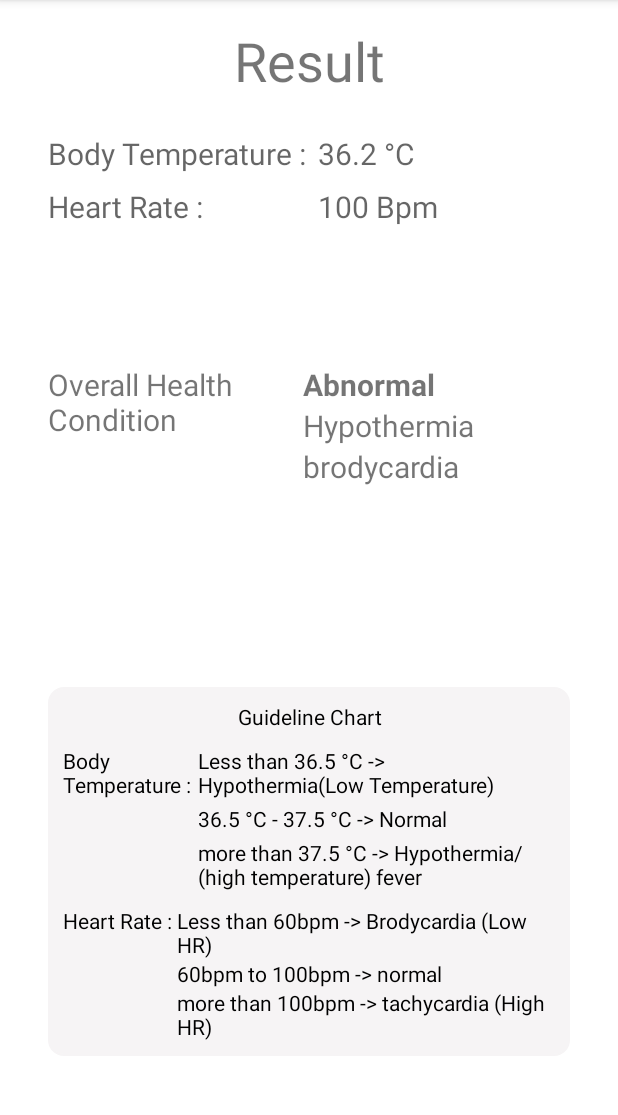
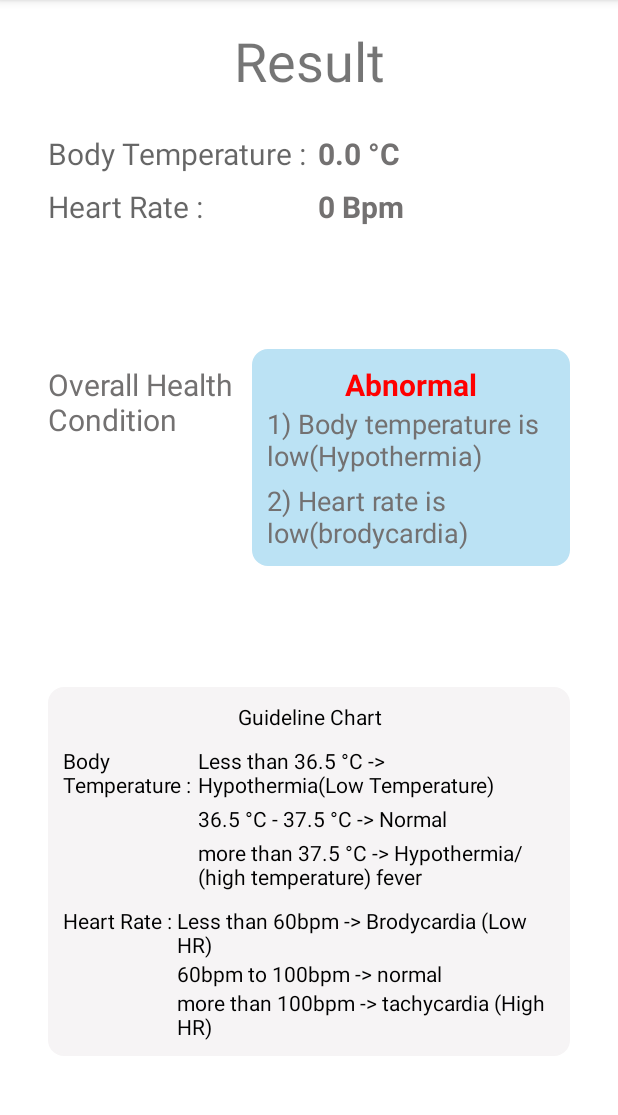
Before and after one commit to bomohit/Ben-Temperature, an Android app: the HealthStatusActivity screen opened directly, with no data from a screen before it, on a phone screen of 412 x 824 dp, the part 84-1199 px from its top. Run offline under Robolectric (Android 15) with nearby library versions, the phone set to English and light mode, and no system bars; 2 statements that could not run were skipped.

Commit message:
new update

```diff
--- a/app/build.gradle
+++ b/app/build.gradle
@@ -41,8 +41,10 @@ dependencies {
     implementation 'androidx.appcompat:appcompat:1.2.0'
     implementation 'com.google.android.material:material:1.3.0'
     implementation 'androidx.constraintlayout:constraintlayout:2.0.4'
+
     implementation 'androidx.navigation:navigation-fragment-ktx:2.3.3'
     implementation 'androidx.navigation:navigation-ui-ktx:2.3.3'
+
     implementation 'androidx.legacy:legacy-support-v4:1.0.0'
     testImplementation 'junit:junit:4.+'
     androidTestImplementation 'androidx.test.ext:junit:1.1.2'
@@ -56,8 +58,10 @@ dependencies {
     // Room Component
     implementation "androidx.room:room-runtime:$room_version"
     kapt "androidx.room:room-compiler:$room_version"
+
     // optional - Kotlin Extensions and Coroutines support for Room
     implementation "androidx.room:room-ktx:$room_version"
+
     // optional - Test helpers
     testImplementation "androidx.room:room-testing:$room_version"
 
@@ -68,7 +72,6 @@ dependencies {
     implementation 'com.github.kibotu:Heart-Rate-Ometer:-SNAPSHOT'
 
     // IO Component
-
     implementation 'io.reactivex.rxjava2:rxandroid:2.0.1'
     implementation 'io.reactivex.rxjava2:rxjava:2.1.7'
 }
--- a/app/src/main/java/com/bit/temperatureapps/HealthStatusActivity.kt
+++ b/app/src/main/java/com/bit/temperatureapps/HealthStatusActivity.kt
@@ -2,6 +2,7 @@ package com.bit.temperatureapps
 
 import android.annotation.SuppressLint
 import android.content.Intent
+import android.graphics.Color
 import android.os.Bundle
 import android.widget.TextView
 import androidx.appcompat.app.AppCompatActivity
@@ -15,6 +16,10 @@ class HealthStatusActivity: AppCompatActivity() {
 
         val bpm = intent.getStringExtra("bpm").toString().toInt()
         val temperature = intent.getStringExtra("temperature").toString().toDouble()
+
+        findViewById<TextView>(R.id.stat_temperature).text = "$temperature °C"
+        findViewById<TextView>(R.id.stat_bpm).text = "$bpm Bpm"
+
         val con1: TextView = findViewById(R.id.stat_conditon1)
         val con2: TextView = findViewById(R.id.stat_condition2)
         var condition: TextView = findViewById(R.id.stat_condition)
@@ -24,29 +29,31 @@ class HealthStatusActivity: AppCompatActivity() {
 
         // check temperature
         if (temperature < 36.5) {
-            condition1 = "Hypothermia"
+            condition1 = "1) Body temperature is low(Hypothermia)"
         } else if (temperature > 37.5) {
-            condition1 = "Fever"
+            condition1 = "1) Body temperature is high(Fever)"
         } else {
-            condition1 = "Body temperature is normal"
+            condition1 = "1) Body temperature is normal"
         }
 
         // check bpm
         if (bpm < 60) {
-            condition2 = "brodycardia"
+            condition2 = "2) Heart rate is low(brodycardia)"
         } else if (bpm > 100) {
-            condition2 = "tachycardia"
+            condition2 = "2) Heart rate is high(tachycardia)"
         } else {
-            condition2 = "Heart rate is Normal"
+            condition2 = "2) Heart rate is normal"
         }
 
         con1.text = condition1
         con2.text = condition2
 
-        if (condition1 == "Body temperature is normal" && condition2 == "Heart rate is Normal") {
-            condition.text = condition1
+        if (condition1 == "Body temperature is normal" && condition2 == "Heart rate is normal") {
+            condition.text = "Normal"
+            condition.setTextColor(Color.GREEN)
         } else {
             condition.text = "Abnormal"
+            condition.setTextColor(Color.RED)
         }
 
     }
--- a/app/src/main/java/com/bit/temperatureapps/HeartFragment.kt
+++ b/app/src/main/java/com/bit/temperatureapps/HeartFragment.kt
@@ -16,6 +16,7 @@ import android.widget.TextView
 import androidx.core.app.ActivityCompat
 import androidx.core.content.ContextCompat
 import androidx.fragment.app.Fragment
+import androidx.lifecycle.ViewModelProvider
 import com.bit.temperatureapps.data.User
 import com.bit.temperatureapps.data.UserViewModel
 import io.reactivex.disposables.CompositeDisposable
@@ -42,6 +43,7 @@ class HeartFragment : Fragment() {
         // Inflate the layout for this fragment
         val root = inflater.inflate(R.layout.fragment_heart, container, false)
 
+        mUserViewModel = ViewModelProvider(this).get(UserViewModel::class.java)
 
         return root
 
@@ -98,8 +100,8 @@ class HeartFragment : Fragment() {
                         val formatted = current.format(formatter)
 
                         temperature = arguments?.getString("temperature").toString()
-                        val user = User(0, formatted, temperature.toString(), heartBeat.toString())
-//                        mUserViewModel.addUser(user)
+                        val user = User(0, formatted, temperature!!, heartBeat.toString())
+                        mUserViewModel.addUser(user)
 
                         val intent = Intent(requireContext(), HealthStatusActivity::class.java)
                         intent.putExtra("bpm", heartBeat.toString())
--- a/app/src/main/java/com/bit/temperatureapps/ScanFragment.kt
+++ b/app/src/main/java/com/bit/temperatureapps/ScanFragment.kt
@@ -51,6 +51,7 @@ class ScanFragment : Fragment(), SerialInputOutputManager.Listener {
 //        }
 
         view.findViewById<Button>(R.id.buttonNext).setOnClickListener {
+//            val bundle = bundleOf("temperature" to "36.7")
             val bundle = bundleOf("temperature" to temperatureTaken.toString())
             findNavController().navigate(R.id.action_ScanFragment_to_HeartFragment, bundle)
         }
--- a/app/src/main/java/com/bit/temperatureapps/data/UserDao.kt
+++ b/app/src/main/java/com/bit/temperatureapps/data/UserDao.kt
@@ -10,7 +10,7 @@ import androidx.room.Query
 interface UserDao {
     // Contains the methods used for accessing the database
     @Insert(onConflict = OnConflictStrategy.IGNORE)
-    fun addUser(user: User)
+    suspend fun addUser(user: User)
 
     @Query("SELECT * FROM user_table ORDER BY id ASC")
     fun readAllData(): LiveData<List<User>>
--- a/app/src/main/res/layout/healthy_status.xml
+++ b/app/src/main/res/layout/healthy_status.xml
@@ -24,6 +24,7 @@
         android:layout_marginStart="32dp"
         android:layout_marginTop="8dp"
         android:hint="Heart Rate :"
+        android:textColor="#737171"
         android:textSize="20sp"
         app:layout_constraintStart_toStartOf="parent"
         app:layout_constraintTop_toBottomOf="@+id/textView9" />
@@ -34,7 +35,9 @@
         android:layout_height="wrap_content"
         android:layout_marginStart="8dp"
         android:hint="100 Bpm"
+        android:textColor="#737171"
         android:textSize="20sp"
+        android:textStyle="bold"
         app:layout_constraintStart_toEndOf="@+id/textView9"
         app:layout_constraintTop_toTopOf="@+id/textView7" />
 
@@ -45,6 +48,7 @@
         android:layout_marginStart="32dp"
         android:layout_marginTop="24dp"
         android:hint="Body Temperature :"
+        android:textColor="#737171"
         android:textSize="20sp"
         app:layout_constraintEnd_toStartOf="@+id/stat_temperature"
         app:layout_constraintHorizontal_bias="0.5"
@@ -58,7 +62,9 @@
         android:layout_height="wrap_content"
         android:layout_marginStart="8dp"
         android:hint="36.2 °C"
+        android:textColor="#737171"
         android:textSize="20sp"
+        android:textStyle="bold"
         app:layout_constraintStart_toEndOf="@+id/textView9"
         app:layout_constraintTop_toTopOf="@+id/textView9" />
 
@@ -70,6 +76,7 @@
         android:maxWidth="128dp"
         android:paddingTop="10dp"
         android:text="Overall Health Condition"
+        android:textColor="#737171"
         android:textSize="20sp"
         app:layout_constraintBottom_toTopOf="@+id/anchor"
         app:layout_constraintStart_toStartOf="parent"
@@ -78,8 +85,10 @@
     <LinearLayout
         android:layout_width="0dp"
         android:layout_height="wrap_content"
-        android:layout_marginStart="32dp"
+        android:layout_marginStart="8dp"
         android:layout_marginEnd="32dp"
+        android:background="@drawable/border"
+        android:backgroundTint="#BBE2F4"
         android:orientation="vertical"
         android:padding="10dp"
         app:layout_constraintEnd_toEndOf="parent"
@@ -90,6 +99,7 @@
             android:id="@+id/stat_condition"
             android:layout_width="match_parent"
             android:layout_height="wrap_content"
+            android:gravity="center"
             android:text="Condition"
             android:textSize="20sp"
             android:textStyle="bold" />
@@ -99,14 +109,17 @@
             android:layout_width="match_parent"
             android:layout_height="wrap_content"
             android:text="1. status one"
-            android:textSize="20sp" />
+            android:textColor="#737171"
+            android:textSize="18sp" />
 
         <TextView
             android:id="@+id/stat_condition2"
             android:layout_width="match_parent"
             android:layout_height="wrap_content"
+            android:layout_marginTop="5dp"
             android:text="2. status two"
-            android:textSize="20sp" />
+            android:textColor="#737171"
+            android:textSize="18sp" />
     </LinearLayout>
 
     <TextView
```
Also changed, not shown: app/src/main/java/com/bit/temperatureapps/UserListAdapter.kt (+30 -6 lines), app/src/main/res/layout/custom_row.xml (+27 -7 lines), app/src/main/res/layout/fragment_history.xml (+5 -2 lines).
